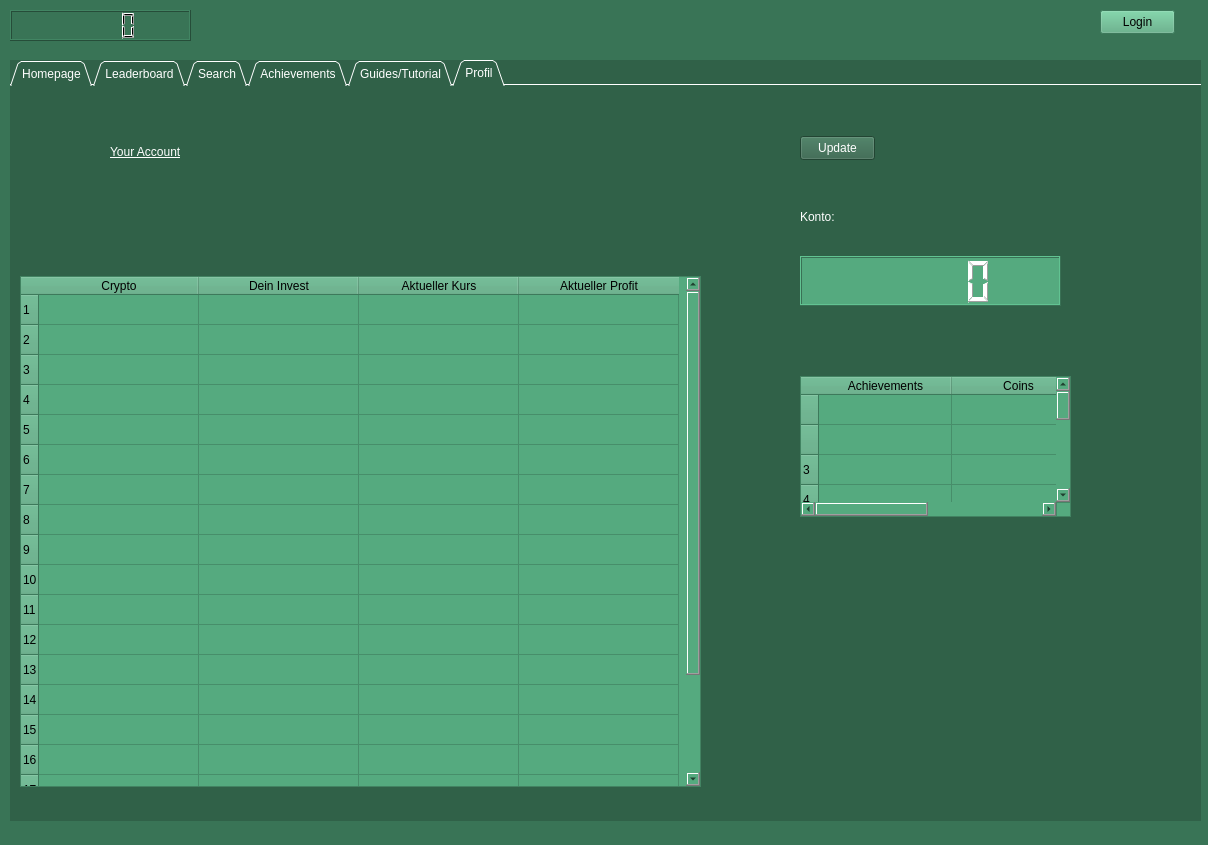
Above: client/form.ui from SushantKumarPandey/Crypto-Tradeing-App-with-fake-currency before the change. Below: the same form after it.
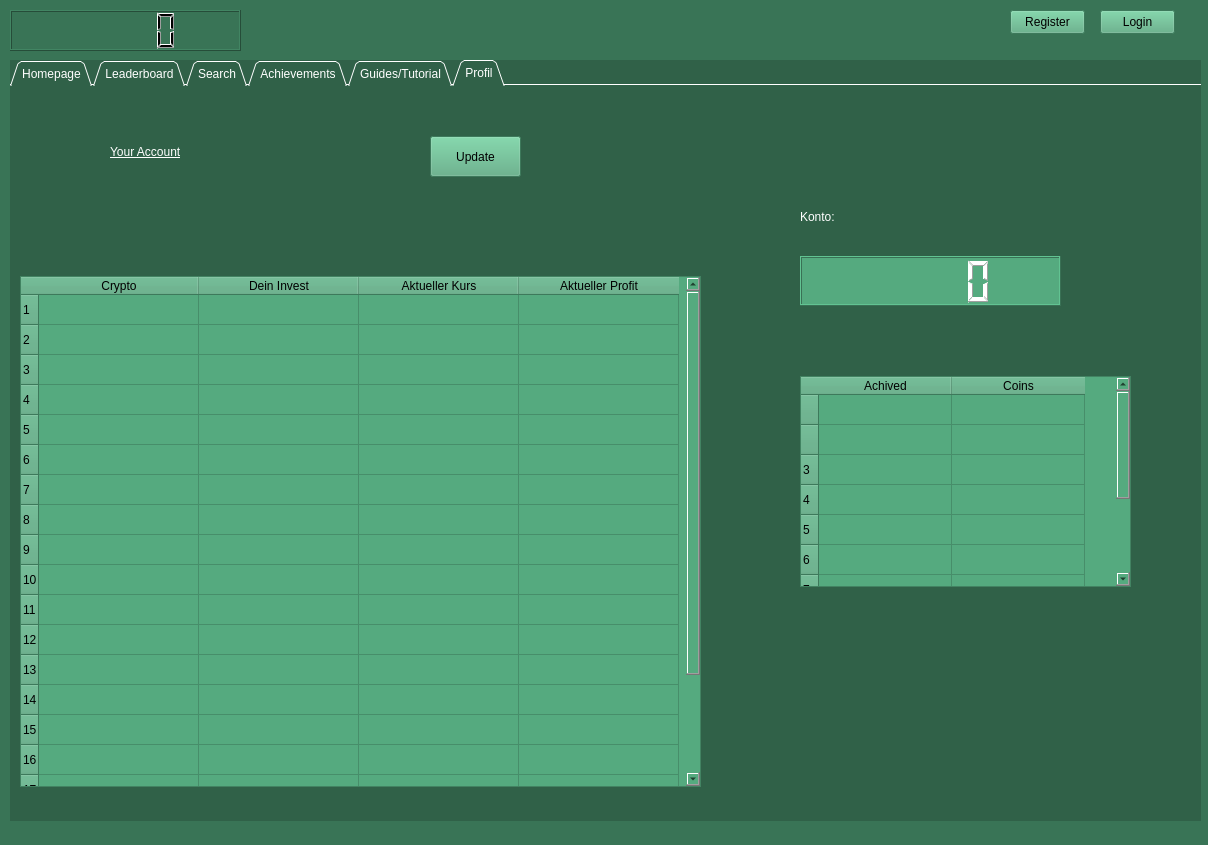
That is the form after the change. The open tabs and pages were chosen to show the change.

Diff of the .ui file:
```diff
--- a/client/form.ui
+++ b/client/form.ui
@@ -976,8 +976,8 @@
        <rect>
         <x>790</x>
         <y>290</y>
-        <width>271</width>
-        <height>141</height>
+        <width>331</width>
+        <height>211</height>
        </rect>
       </property>
       <property name="styleSheet">
@@ -1011,7 +1011,7 @@
       <row/>
       <column>
        <property name="text">
-        <string>Achievements</string>
+        <string>Achived</string>
        </property>
       </column>
       <column>
@@ -1236,12 +1236,16 @@
      <widget class="QPushButton" name="updateButton">
       <property name="geometry">
        <rect>
-        <x>790</x>
+        <x>420</x>
         <y>50</y>
-        <width>75</width>
-        <height>24</height>
+        <width>91</width>
+        <height>41</height>
        </rect>
       </property>
+      <property name="styleSheet">
+       <string notr="true">background-color: rgb(85, 170, 127);
+color: rgb(0, 0, 0);</string>
+      </property>
       <property name="text">
        <string>Update</string>
       </property>
@@ -1283,14 +1287,32 @@
       <rect>
        <x>10</x>
        <y>10</y>
-       <width>181</width>
-       <height>31</height>
+       <width>231</width>
+       <height>41</height>
       </rect>
      </property>
      <property name="styleSheet">
       <string notr="true">color: rgb(0, 0, 0);</string>
      </property>
     </widget>
+    <widget class="QPushButton" name="registerButton">
+     <property name="geometry">
+      <rect>
+       <x>1010</x>
+       <y>10</y>
+       <width>75</width>
+       <height>24</height>
+      </rect>
+     </property>
+     <property name="styleSheet">
+      <string notr="true">background-color: rgb(85, 170, 127);
+color: rgb(0, 0, 0);
+</string>
+     </property>
+     <property name="text">
+      <string>Register</string>
+     </property>
+    </widget>
    </widget>
    <zorder>widget_4</zorder>
    <zorder>tabWidget</zorder>
```
Left out of the diff: 26 changed lines with no effect on the pictures.
